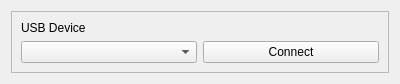
First picture: the form in src/pyqtier/plugins/usb_plugin/views/templates/usb_control.ui, repository Korzhak/PyQtier, before the edit.
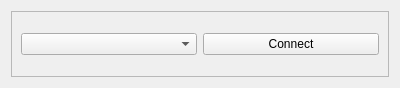
Second picture: the form after the edit. Custom widgets are drawn as their Qt base class.

Patch:
```diff
--- a/src/pyqtier/plugins/usb_plugin/views/templates/usb_control.ui
+++ b/src/pyqtier/plugins/usb_plugin/views/templates/usb_control.ui
@@ -7,7 +7,7 @@
     <x>0</x>
     <y>0</y>
     <width>400</width>
-    <height>80</height>
+    <height>88</height>
    </rect>
   </property>
   <property name="windowTitle">
@@ -23,17 +23,10 @@
       <enum>QFrame::Raised</enum>
      </property>
      <layout class="QGridLayout" name="gridLayout">
-      <item row="1" column="0">
-       <widget class="ExtendedComboBox" name="cb_list_usb_devices"/>
-      </item>
       <item row="0" column="0">
-       <widget class="QLabel" name="label">
-        <property name="text">
-         <string>USB Device</string>
-        </property>
-       </widget>
+       <widget class="ExtendedComboBox" name="cb_list_usb_devices"/>
       </item>
-      <item row="1" column="1">
+      <item row="0" column="1">
        <widget class="QPushButton" name="bt_connect_disconnect">
         <property name="text">
          <string>Connect</string>
```
Left out of the diff: 2 changed lines with no effect on the pictures.
